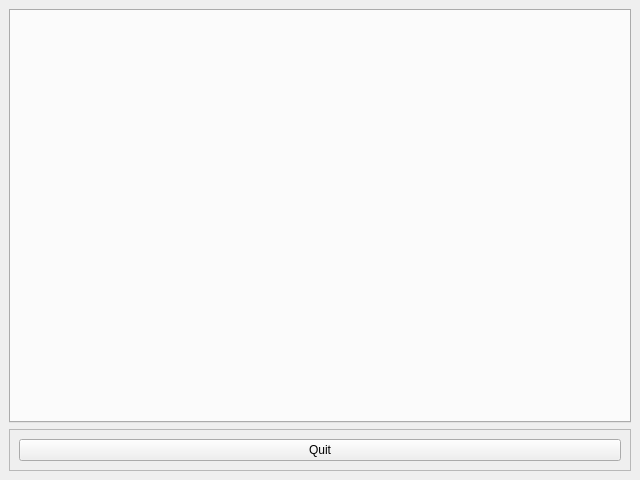
This is Tools/ToolsWindow.ui in ricmzn/SomeGame as Qt 5 draws it before an edit. The edited form follows.
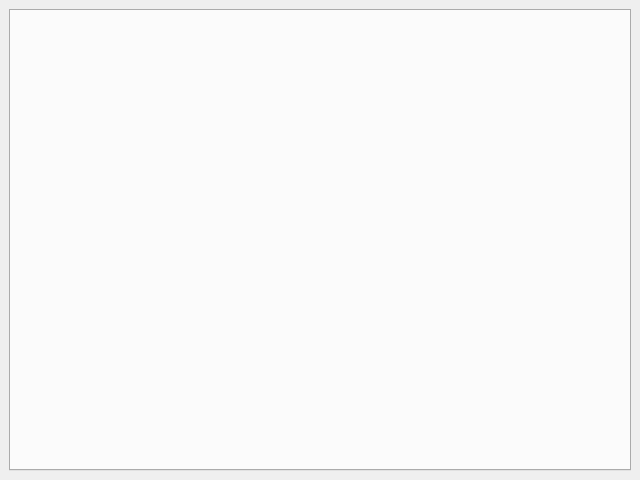
This is the edited form.

Commit message: Apply new layout to ShaderViewer, add placeholder DataZipper

Patch:
```diff
--- a/Tools/ToolsWindow.ui
+++ b/Tools/ToolsWindow.ui
@@ -34,25 +34,6 @@
       </property>
      </widget>
     </item>
-    <item>
-     <widget class="QFrame" name="frame_3">
-      <property name="frameShape">
-       <enum>QFrame::StyledPanel</enum>
-      </property>
-      <property name="frameShadow">
-       <enum>QFrame::Raised</enum>
-      </property>
-      <layout class="QHBoxLayout" name="horizontalLayout">
-       <item>
-        <widget class="QPushButton" name="closeButton">
-         <property name="text">
-          <string>Quit</string>
-         </property>
-        </widget>
-       </item>
-      </layout>
-     </widget>
-    </item>
    </layout>
   </widget>
  </widget>
```
Left out of the diff: 22 changed lines with no effect on the pictures. The commit also changes 11 other files.
